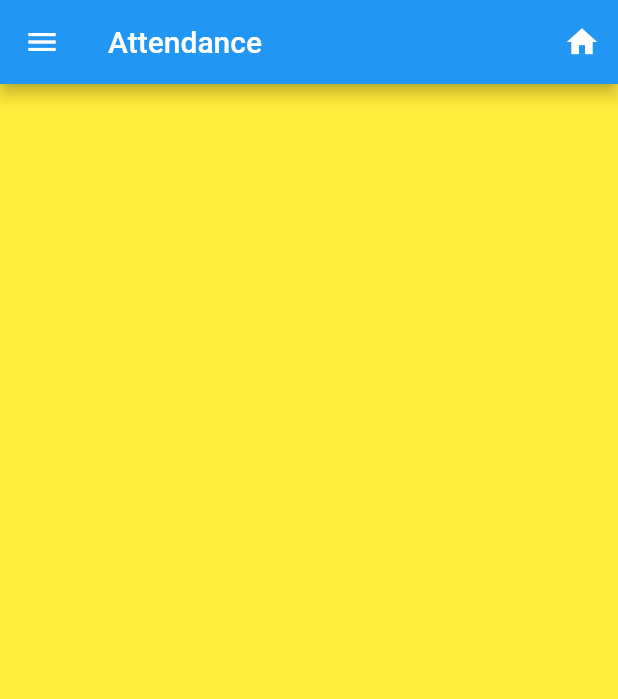
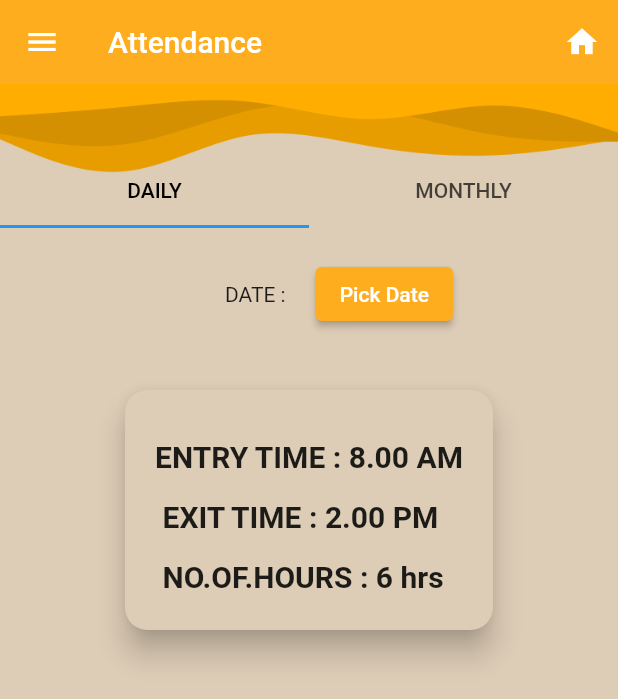
Before and after one commit to SivaramkumarV/Testing, a Flutter app: the Attendance screen opened directly, on a phone screen of 412 x 824 dp. Shown: the top 699 px of the screen. Run offline on Flutter 3.47's test engine with Material 2 defaults, Android fonts, the phone set to English and light mode, and no system bars; our stand-ins replace google_fonts.

Commit message:
attendance completed

```diff
--- /dev/null
+++ b/lib/attendance.dart
@@ -0,0 +1,110 @@
+// ignore_for_file: prefer_const_constructors
+import 'package:flutter/material.dart';
+import 'package:login_2/date_picker.dart';
+import 'drawer_screen.dart';
+import 'homepage.dart';
+
+void main() => runApp(Attendance());
+
+class Attendance extends StatefulWidget {
+  const Attendance({Key? key}) : super(key: key);
+
+  static const id = 'attendance';
+  @override
+  _AttendanceState createState() => _AttendanceState();
+}
+
+class _AttendanceState extends State<Attendance> {
+  @override
+  Widget build(BuildContext context) {
+    return  Scaffold(
+      backgroundColor: Color(0xffddccb6),
+        appBar: AppBar(
+          elevation: 0,
+          backgroundColor: Color(0xFFFEAD1F),
+          actions: [
+            IconButton(
+                onPressed: () {
+                  Navigator.pushNamed(context, Homepage.id);
+                },
+                icon: Icon(Icons.home))
+          ],
+          title: Text('Attendance'),
+        ),
+        drawer: Drwr(),
+        body: Stack(
+          children: [
+            Image(
+              image: AssetImage('assets/images/waves.png'),
+              width: double.infinity,
+            ),
+            Padding(
+              padding: EdgeInsets.symmetric(vertical: 48),
+              child: DefaultTabController(
+                length: 2,
+                child: Column(
+                  children: [
+                    TabBar(
+                      labelColor: Colors.black,
+                      tabs: const [
+                        Tab(
+                          text: 'DAILY',
+                        ),
+                        Tab(
+                          text: 'MONTHLY',
+                        )
+                      ],
+                    ),
+                    Expanded(
+                        child: TabBarView(
+                          children: [
+                            Column(
+                              children: [
+                                Padding(
+                                  padding: const EdgeInsets.symmetric(vertical: 20),
+                                  child: Row(
+                                    children: const [
+                                      Padding(
+                                        padding: EdgeInsets.fromLTRB(150, 0, 0, 0),
+                                        child: Text('DATE :'),
+                                      ),
+                                      Padding(
+                                        padding: EdgeInsets.symmetric(horizontal: 20),
+                                        child: Datepicker(),
+                                      )
+                                    ],
+                                  ),
+                                ),Card(
+                                  shape: RoundedRectangleBorder(
+                                    borderRadius: BorderRadius.circular(15.0),
+                                  ),
+                                  margin: EdgeInsets.symmetric(horizontal: 40, vertical: 20),
+                                  child: Padding(
+                                    padding: const EdgeInsets.all(20.0),
+                                    child: Text(
+                                      'ENTRY TIME : 8.00 AM\n EXIT TIME : 2.00 PM\n NO.OF.HOURS : 6 hrs',
+                                      style: TextStyle(
+                                          height: 2, fontSize: 20, fontWeight: FontWeight.bold),
+                                    ),
+                                  ),
+                                  elevation: 8,
+                                  color: Color(0xffddccb6),
+                                ),
+                              ],
+                            ),
+                            Column(children: [Padding(
+                              padding: const EdgeInsets.fromLTRB(150, 0, 0, 0),
+                              child: Row(children: const [Text('MONTH'),],),
+                            )],)
+                          ],
+                        ))
+                  ],
+                ),
+              ),
+            )
+          ],
+        ),
+      );
+
+  }
+}
--- /dev/null
+++ b/lib/date_picker.dart
@@ -0,0 +1,31 @@
+import 'package:flutter/material.dart';
+import 'package:intl/intl.dart';
+
+class Datepicker extends StatefulWidget {
+  const Datepicker({Key? key}) : super(key: key);
+
+  @override
+  _DatepickerState createState() => _DatepickerState();
+}
+
+class _DatepickerState extends State<Datepicker> {
+  @override
+  String date = 'Pick Date';
+  Widget build(BuildContext context) {
+    return ElevatedButton(
+      style: ElevatedButton.styleFrom(primary: Color(0xFFFEAD1F)),
+        onPressed: () async {
+          DateTime? _newdate = await showDatePicker(
+              context: context,
+              initialDate: DateTime.now(),
+              firstDate: DateTime(1990),
+              lastDate: DateTime.now());
+          if (_newdate != null) {
+            setState(() {
+              date = DateFormat('dd/MM/yyyy').format(_newdate);
+            });
+          }
+        },
+        child: Text(date));
+  }
+}
--- a/lib/Attendance.dart
+++ b/lib/grivences.dart
@@ -1,15 +1,18 @@
+// ignore_for_file: prefer_const_constructors
 import 'package:flutter/material.dart';
 import 'package:login_2/drawer_screen.dart';
 import 'package:login_2/homepage.dart';
 
-void main() => runApp(Attendance()
+
+
+void main() => runApp(Grivence()
 
 );
-class Attendance extends StatelessWidget {
-  const Attendance({Key? key}) : super(key: key);
+class Grivence extends StatelessWidget {
+  const Grivence({Key? key}) : super(key: key);
 
+  static const id = 'grivences';
   @override
-  static const id = 'Attendance';
   Widget build(BuildContext context) {
     return  Scaffold(
       appBar: AppBar(
@@ -20,10 +23,10 @@ class Attendance extends StatelessWidget {
               },
               icon: Icon(Icons.home))
         ],
-        title: Text('Attendance'),
+        title: Text('Grivences'),
 
       ),
-      drawer: DrwrScreen(),
+      drawer: Drwr(),
     );
 
   }
--- a/lib/leave_request.dart
+++ b/lib/leave_request.dart
@@ -4,6 +4,8 @@ import 'package:login_2/welcome_screen.dart';
 import 'package:google_fonts/google_fonts.dart';
 class LeaveRequestWidget extends StatefulWidget {
   static const id='leave_request';
+
+  LeaveRequestWidget({Key? key}) : super(key: key);
 
   @override
   _LeaveRequestWidgetState createState() => _LeaveRequestWidgetState();
@@ -62,7 +64,7 @@ class _LeaveRequestWidgetState extends State<LeaveRequestWidget> {
         elevation: 0,
       ),
       backgroundColor: Color(0xFFE2D59A),
-      drawer: DrwrScreen(),
+      drawer: Drwr(),
       body:
       Stack(
         children: [
--- a/lib/personal_info.dart
+++ b/lib/personal_info.dart
@@ -7,9 +7,9 @@ import 'package:login_2/homepage.dart';
 
 class Personalinfo extends StatefulWidget {
   const Personalinfo({Key? key}) : super(key: key);
+  static const id = 'personal_info';
+  @override
 
-  @override
-  static const id = 'personal_info';
   _PersonalinfoState createState() => _PersonalinfoState();
 }
 
@@ -35,7 +35,7 @@ class _PersonalinfoState extends State<Personalinfo> {
         backgroundColor: Color(0xFFFEAD1F),
         elevation: 0,
       ),
-      drawer: DrwrScreen(),
+      drawer: Drwr(),
       body: SingleChildScrollView(
         child: Column(
           mainAxisAlignment: MainAxisAlignment.start,
--- a/pubspec.yaml
+++ b/pubspec.yaml
@@ -29,6 +29,7 @@ environment:
 dependencies:
   flutter:
     sdk: flutter
+  intl: ^0.17.0
 
 
   # The following adds the Cupertino Icons font to your application.
```
Also changed, not shown: lib/drawer_screen.dart (+58 -137 lines), lib/homepage.dart (+10 -10 lines), lib/main.dart (+16 -12 lines), lib/welcome_screen.dart (+3 -4 lines), pubspec.lock.
